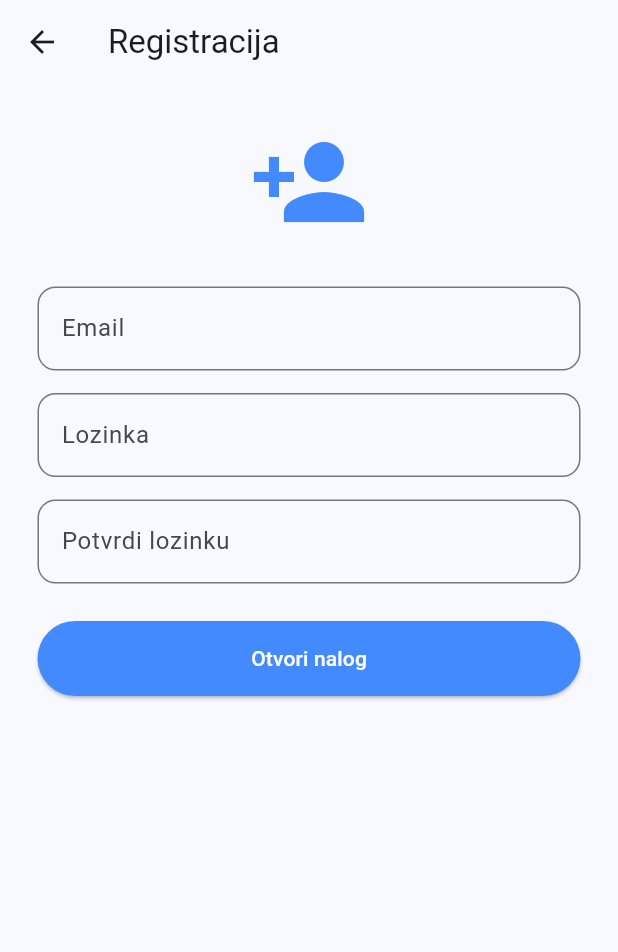
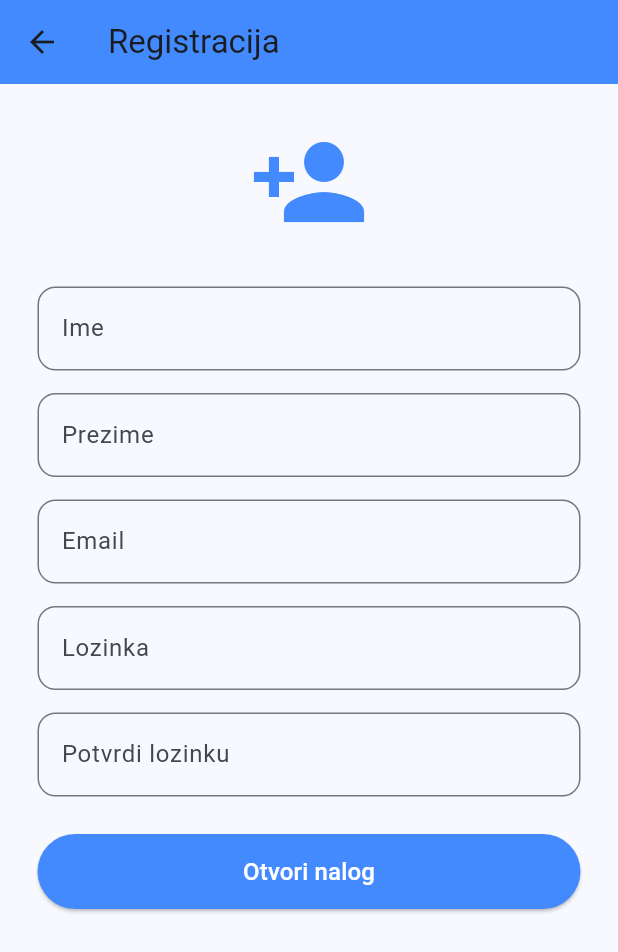
Before and after one commit to MajaBozalo/mit_projekat, a Flutter app: the RegistracijaPage screen opened directly, on a phone screen of 412 x 824 dp. Shown: the top 952 px of the screen. Run offline on Flutter 3.47's test engine with Material 3 defaults, Android fonts, the phone set to English and light mode, and no system bars; our stand-ins replace cloud_firestore, firebase_auth, firebase_core; accounts and stored records are empty.

Commit message:
dodavanje stranice za korisnike

```diff
--- a/stanovi_app/lib/registracija.dart
+++ b/stanovi_app/lib/registracija.dart
@@ -1,5 +1,6 @@
 import 'package:flutter/material.dart';
 import 'package:firebase_auth/firebase_auth.dart';
+import 'package:cloud_firestore/cloud_firestore.dart';
 
 class RegistracijaPage extends StatefulWidget {
   const RegistracijaPage({super.key});
@@ -12,21 +13,41 @@ class _RegistracijaPageState extends State<RegistracijaPage> {
   final _emailController = TextEditingController();
   final _passwordController = TextEditingController();
   final _confirmPasswordController = TextEditingController();
+  final _imeController = TextEditingController();
+  final _prezimeController = TextEditingController();
 
   Future signUp() async {
     if (_passwordController.text.trim() != _confirmPasswordController.text.trim()) {
       ScaffoldMessenger.of(context).showSnackBar(
-        const SnackBar(content: Text("Lozinke se ne podudaraju!")),
+        const SnackBar(content: Text("Lozinke se ne podudaraju!"), backgroundColor: Colors.red),
       );
       return;
     }
 
     try {
-      await FirebaseAuth.instance.createUserWithEmailAndPassword(
+      // Kreiranje korisnika u Firebase Auth
+      UserCredential userCredential = await FirebaseAuth.instance.createUserWithEmailAndPassword(
         email: _emailController.text.trim(),
         password: _passwordController.text.trim(),
       );
-      Navigator.pop(context); // Vraća na prijavu ili početnu nakon uspeha
+
+      // Čuvanje podataka u Firestore
+      await FirebaseFirestore.instance
+          .collection('korisnici')
+          .doc(userCredential.user!.uid)
+          .set({
+        "email": _emailController.text.trim(),
+        "ime": _imeController.text.trim(),
+        "prezime": _prezimeController.text.trim(),
+        "userID": 1, // ili generiši neki ID po logici tvoje aplikacije
+
+      });
+
+      ScaffoldMessenger.of(context).showSnackBar(
+        const SnackBar(content: Text("Uspešno ste registrovani!"), backgroundColor: Colors.green),
+      );
+
+      Navigator.pop(context); // Vraćanje na prijavu
     } on FirebaseAuthException catch (e) {
       ScaffoldMessenger.of(context).showSnackBar(
         SnackBar(content: Text("Greška: ${e.message}"), backgroundColor: Colors.red),
@@ -37,28 +58,58 @@ class _RegistracijaPageState extends State<RegistracijaPage> {
   @override
   Widget build(BuildContext context) {
     return Scaffold(
-      appBar: AppBar(title: const Text("Registracija"), elevation: 0),
-      body: SingleChildScrollView( // Dodato da tastatura ne zakloni polja
-        padding: const EdgeInsets.all(25.0),
+      appBar: AppBar(
+        title: const Text("Registracija"),
+        backgroundColor: Colors.blueAccent,
+        elevation: 0,
+      ),
+      body: SingleChildScrollView(
+        padding: const EdgeInsets.all(25),
         child: Column(
           children: [
             const Icon(Icons.person_add, size: 80, color: Colors.blueAccent),
             const SizedBox(height: 30),
             TextField(
+              controller: _imeController,
+              decoration: InputDecoration(
+                labelText: 'Ime',
+                border: OutlineInputBorder(borderRadius: BorderRadius.circular(12)),
+              ),
+            ),
+            const SizedBox(height: 15),
+            TextField(
+              controller: _prezimeController,
+              decoration: InputDecoration(
+                labelText: 'Prezime',
+                border: OutlineInputBorder(borderRadius: BorderRadius.circular(12)),
+              ),
+            ),
+            const SizedBox(height: 15),
+            TextField(
               controller: _emailController,
-              decoration: InputDecoration(labelText: 'Email', border: OutlineInputBorder(borderRadius: BorderRadius.circular(12))),
+              keyboardType: TextInputType.emailAddress,
+              decoration: InputDecoration(
+                labelText: 'Email',
+                border: OutlineInputBorder(borderRadius: BorderRadius.circular(12)),
+              ),
             ),
             const SizedBox(height: 15),
             TextField(
               controller: _passwordController,
               obscureText: true,
-              decoration: InputDecoration(labelText: 'Lozinka', border: OutlineInputBorder(borderRadius: BorderRadius.circular(12))),
+              decoration: InputDecoration(
+                labelText: 'Lozinka',
+                border: OutlineInputBorder(borderRadius: BorderRadius.circular(12)),
+              ),
             ),
             const SizedBox(height: 15),
             TextField(
               controller: _confirmPasswordController,
               obscureText: true,
-              decoration: InputDecoration(labelText: 'Potvrdi lozinku', border: OutlineInputBorder(borderRadius: BorderRadius.circular(12))),
+              decoration: InputDecoration(
+                labelText: 'Potvrdi lozinku',
+                border: OutlineInputBorder(borderRadius: BorderRadius.circular(12)),
+              ),
             ),
             const SizedBox(height: 25),
             SizedBox(
@@ -67,7 +118,7 @@ class _RegistracijaPageState extends State<RegistracijaPage> {
               child: ElevatedButton(
                 onPressed: signUp,
                 style: ElevatedButton.styleFrom(backgroundColor: Colors.blueAccent),
-                child: const Text("Otvori nalog", style: TextStyle(color: Colors.white)),
+                child: const Text("Otvori nalog", style: TextStyle(color: Colors.white, fontSize: 16)),
               ),
             ),
           ],
```
Also changed, not shown: stanovi_app/lib/gost.dart (+7 -2 lines), stanovi_app/lib/prijava.dart (+39 -25 lines), stanovi_app/lib/profil.dart (added, +35 -0 lines).
